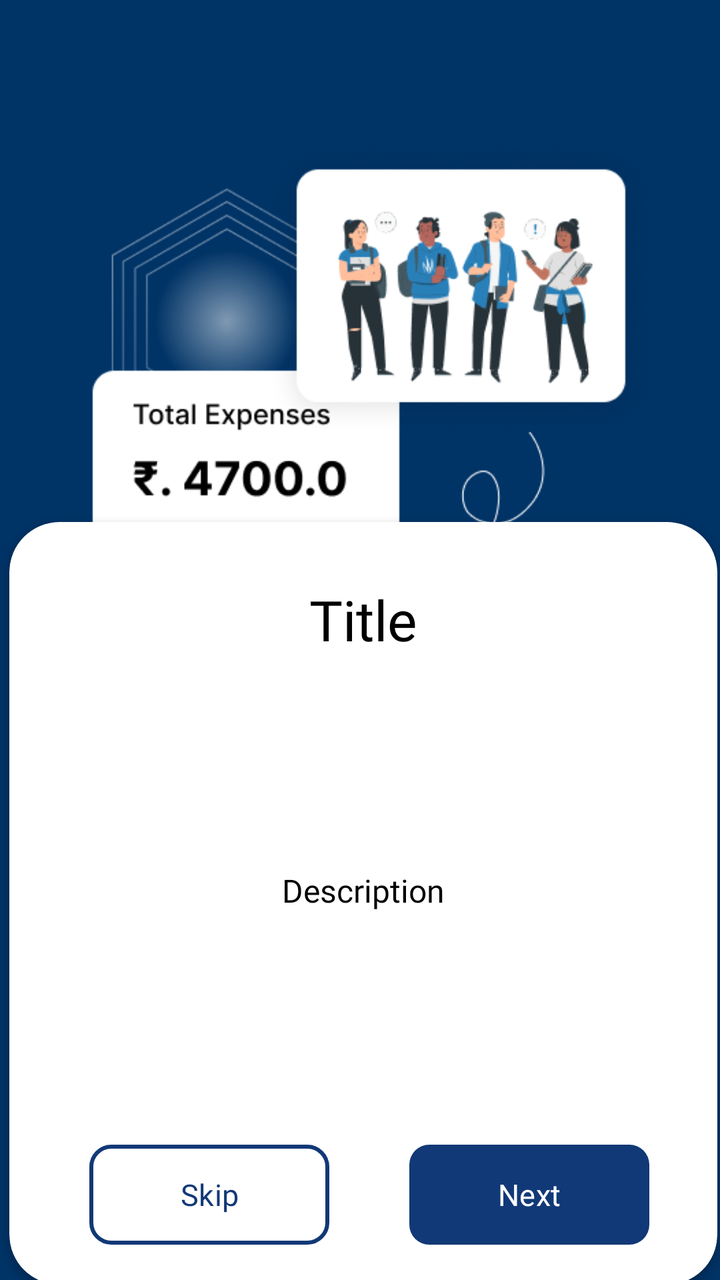
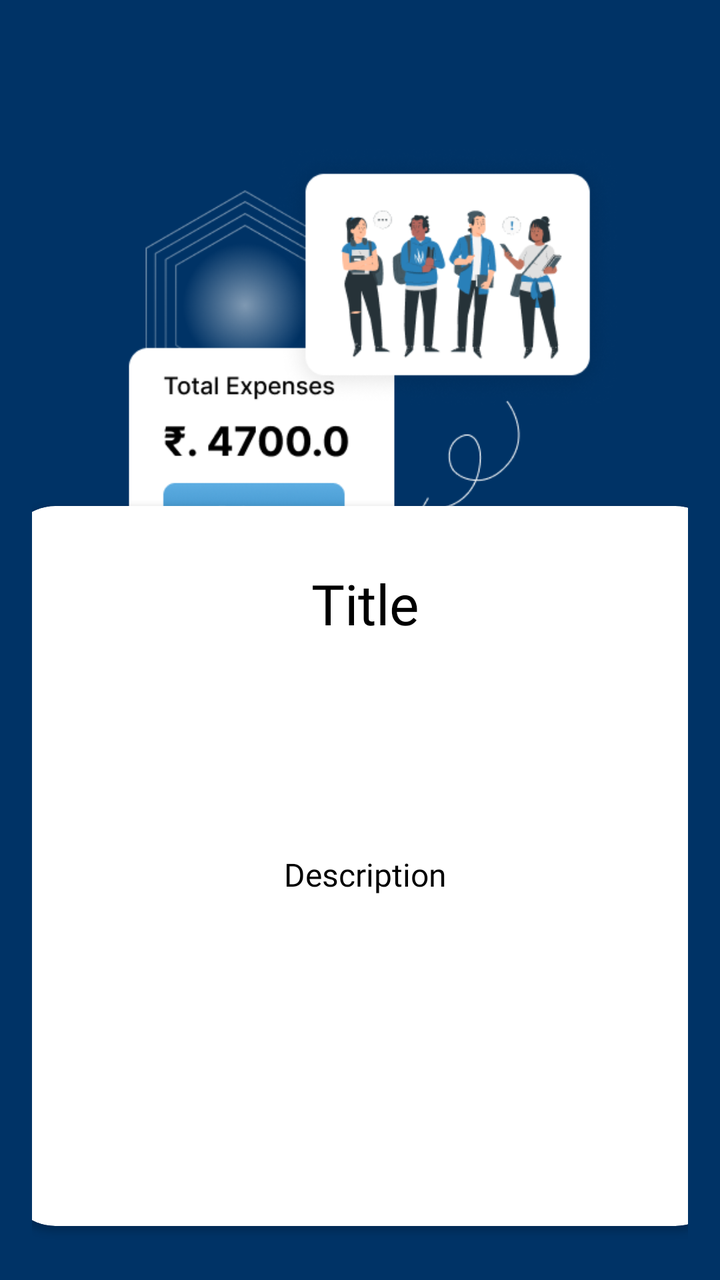

The first picture is an Android layout as it rendered before a commit; the second is the same layout after the commit. The layout source and the unified diff follow.
<!-- AndroidManifest.xml: application theme AppTheme -->
<!-- res/layout/onboarding_item_layout.xml -->
<?xml version="1.0" encoding="utf-8"?>
<androidx.constraintlayout.widget.ConstraintLayout xmlns:android="http://schemas.android.com/apk/res/android"
    xmlns:app="http://schemas.android.com/apk/res-auto"
    xmlns:tools="http://schemas.android.com/tools"
    android:id="@+id/main"
    android:layout_width="match_parent"
    android:layout_height="match_parent"
    tools:context=".OnboardingActivity">

    <ImageView
        android:id="@+id/image_boarding"
        android:layout_width="381dp"
        android:layout_height="356dp"
        android:src="@drawable/onboarding_image1"
        app:layout_constraintBottom_toBottomOf="parent"
        app:layout_constraintEnd_toEndOf="parent"
        app:layout_constraintHorizontal_bias="0.533"
        app:layout_constraintStart_toStartOf="parent"
        app:layout_constraintTop_toTopOf="parent"
        app:layout_constraintVertical_bias="0.069" />

    <androidx.cardview.widget.CardView
        android:id="@+id/cardView"
        android:layout_width="wrap_content"
        android:layout_height="wrap_content"
        android:layout_margin="50dp"
        android:layout_marginTop="40dp"
        android:foregroundGravity="center"
        app:cardBackgroundColor="@color/white"
        app:cardCornerRadius="25dp"
        app:layout_constraintBottom_toBottomOf="parent"
        app:layout_constraintEnd_toEndOf="parent"
        app:layout_constraintHorizontal_bias="0.484"
        app:layout_constraintStart_toStartOf="parent"
        app:layout_constraintTop_toBottomOf="@+id/image_boarding"
        app:layout_constraintVertical_bias="0.76">

        <LinearLayout
            android:layout_width="match_parent"
            android:layout_height="match_parent"
            android:orientation="vertical">


            <TextView
                android:id="@+id/title_boarding"
                android:layout_width="350dp"
                android:layout_height="wrap_content"
                android:layout_gravity="top|center"
                android:layout_marginTop="30dp"
                android:fontFamily="@font/inter_bold"
                android:gravity="top|center"
                android:text="Title"
                android:textColor="@color/black"
                android:textSize="28dp" />

            <TextView
                android:id="@+id/description_bording"
                android:layout_width="324dp"
                android:layout_height="204dp"
                android:layout_gravity="center|top"
                android:layout_margin="15dp"
                android:fontFamily="@font/inter"
                android:gravity="center"
                android:text="Description"
                android:textColor="@color/black"
                android:textSize="16dp" />

            <LinearLayout
                android:layout_width="match_parent"
                android:layout_height="70dp"
                android:layout_gravity="bottom"
                android:layout_marginBottom="10dp"
                android:orientation="horizontal">

                <Button
                    android:id="@+id/skip_btn"
                    android:layout_width="120dp"
                    android:layout_height="50dp"
                    android:layout_gravity="center"
                    android:layout_marginLeft="40dp"
                    android:background="@drawable/btn_bg_transparent"
                    android:fontFamily="@font/inter_medium"
                    android:text="Skip"
                    android:textColor="@color/background"
                    android:textSize="15dp" />

                <Button
                    android:id="@+id/next_button"
                    android:layout_width="120dp"
                    android:layout_height="50dp"
                    android:layout_gravity="center"
                    android:layout_marginLeft="40dp"
                    android:layout_marginRight="40dp"
                    android:background="@drawable/btn_bg"
                    android:fontFamily="@font/inter_medium"
                    android:text="Next"
                    android:textColor="@color/white"
                    android:textSize="15dp" />


            </LinearLayout>


        </LinearLayout>
    </androidx.cardview.widget.CardView>

</androidx.constraintlayout.widget.ConstraintLayout>
<!-- resources referenced by this layout -->
<resources>
  <color name="background">#123977</color>
  <color name="black">#FF000000</color>
  <color name="white">#FFFFFFFF</color>
  <!-- drawable btn_bg (drawable) -->
  <selector xmlns:android="http://schemas.android.com/apk/res/android">
      <item>
          <shape android:shape="rectangle">
              <solid android:color="#123977" /> 
              <corners android:radius="10dp" /> 
          </shape>
      </item>
  </selector>
  <!-- drawable btn_bg_transparent (drawable) -->
  <selector xmlns:android="http://schemas.android.com/apk/res/android">
      <item>
          <shape android:shape="rectangle">
              <solid android:color="@android:color/transparent" />
              <stroke
                  android:width="2dp"
                  android:color="#1D4E89" /> 
              <corners android:radius="10dp" /> 
          </shape>
      </item>
  </selector>
  <!-- drawable onboarding_image1: png bitmap (drawable, 58514 bytes) -->
  <style name="AppTheme" parent="Theme.Material3.DayNight.NoActionBar">
          
          <item name="colorPrimary">@color/background</item>
          <item name="colorPrimaryVariant">#002244</item>
          <item name="colorOnPrimary">#FFFFFF</item>
  
          
          <item name="colorSecondary">#1A73E8</item>
          <item name="colorOnSecondary">#FFFFFF</item>
  
          
          <item name="android:colorBackground">#003366</item>
  
          
          <item name="colorSurface">#FFFFFF</item>
          <item name="colorOnSurface">#000000</item>
  
          
          <item name="android:textColorPrimary">#FFFFFF</item>
          <item name="android:textColorSecondary">#B3B3B3</item>
  
          
          <item name="android:navigationBarColor">#003366</item>
          <item name="android:statusBarColor">#002244</item>
      </style>
</resources>

<!-- the commit's change to res/layout/onboarding_item_layout.xml (unified diff, before → after) -->
@@ -1,30 +1,26 @@
 <?xml version="1.0" encoding="utf-8"?>
 <androidx.constraintlayout.widget.ConstraintLayout xmlns:android="http://schemas.android.com/apk/res/android"
     xmlns:app="http://schemas.android.com/apk/res-auto"
-    xmlns:tools="http://schemas.android.com/tools"
-    android:id="@+id/main"
     android:layout_width="match_parent"
     android:layout_height="match_parent"
-    tools:context=".OnboardingActivity">
+    android:padding="16dp">
 
     <ImageView
         android:id="@+id/image_boarding"
-        android:layout_width="381dp"
-        android:layout_height="356dp"
+        android:layout_width="308dp"
+        android:layout_height="312dp"
         android:src="@drawable/onboarding_image1"
         app:layout_constraintBottom_toBottomOf="parent"
         app:layout_constraintEnd_toEndOf="parent"
-        app:layout_constraintHorizontal_bias="0.533"
         app:layout_constraintStart_toStartOf="parent"
         app:layout_constraintTop_toTopOf="parent"
-        app:layout_constraintVertical_bias="0.069" />
+        app:layout_constraintVertical_bias="0.043" />
 
     <androidx.cardview.widget.CardView
         android:id="@+id/cardView"
-        android:layout_width="wrap_content"
-        android:layout_height="wrap_content"
+        android:layout_width="360dp"
+        android:layout_height="360dp"
         android:layout_margin="50dp"
-        android:layout_marginTop="40dp"
         android:foregroundGravity="center"
         app:cardBackgroundColor="@color/white"
         app:cardCornerRadius="25dp"
@@ -33,7 +29,7 @@
         app:layout_constraintHorizontal_bias="0.484"
         app:layout_constraintStart_toStartOf="parent"
         app:layout_constraintTop_toBottomOf="@+id/image_boarding"
-        app:layout_constraintVertical_bias="0.76">
+        app:layout_constraintVertical_bias="0.78">
 
         <LinearLayout
             android:layout_width="match_parent"
@@ -65,43 +61,40 @@
                 android:textColor="@color/black"
                 android:textSize="16dp" />
 
-            <LinearLayout
-                android:layout_width="match_parent"
-                android:layout_height="70dp"
-                android:layout_gravity="bottom"
-                android:layout_marginBottom="10dp"
-                android:orientation="horizontal">
-
-                <Button
-                    android:id="@+id/skip_btn"
-                    android:layout_width="120dp"
-                    android:layout_height="50dp"
-                    android:layout_gravity="center"
-                    android:layout_marginLeft="40dp"
-                    android:background="@drawable/btn_bg_transparent"
-                    android:fontFamily="@font/inter_medium"
-                    android:text="Skip"
-                    android:textColor="@color/background"
-                    android:textSize="15dp" />
-
-                <Button
-                    android:id="@+id/next_button"
-                    android:layout_width="120dp"
-                    android:layout_height="50dp"
-                    android:layout_gravity="center"
-                    android:layout_marginLeft="40dp"
-                    android:layout_marginRight="40dp"
-                    android:background="@drawable/btn_bg"
-                    android:fontFamily="@font/inter_medium"
-                    android:text="Next"
-                    android:textColor="@color/white"
-                    android:textSize="15dp" />
-
-
-            </LinearLayout>
-
-
         </LinearLayout>
     </androidx.cardview.widget.CardView>
+    
+    
+    
+    
+    
+    
+    
+    
+    
+
+    
+    
+    
+    
+    
+    
+    
+    
+    
+    
+    
+
+    
+    
+    
+    
+    
+    
+    
+    
+    
+    
+    
 
 </androidx.constraintlayout.widget.ConstraintLayout>
<!-- resource entries referenced after the edit -->
@@ -3,27 +3,6 @@
   <color name="background">#123977</color>
   <color name="black">#FF000000</color>
   <color name="white">#FFFFFFFF</color>
-  <!-- drawable btn_bg (drawable) -->
-  <selector xmlns:android="http://schemas.android.com/apk/res/android">
-      <item>
-          <shape android:shape="rectangle">
-              <solid android:color="#123977" /> 
-              <corners android:radius="10dp" /> 
-          </shape>
-      </item>
-  </selector>
-  <!-- drawable btn_bg_transparent (drawable) -->
-  <selector xmlns:android="http://schemas.android.com/apk/res/android">
-      <item>
-          <shape android:shape="rectangle">
-              <solid android:color="@android:color/transparent" />
-              <stroke
-                  android:width="2dp"
-                  android:color="#1D4E89" /> 
-              <corners android:radius="10dp" /> 
-          </shape>
-      </item>
-  </selector>
   <!-- drawable onboarding_image1: png bitmap (drawable, 58514 bytes) -->
   <style name="AppTheme" parent="Theme.Material3.DayNight.NoActionBar">
           
